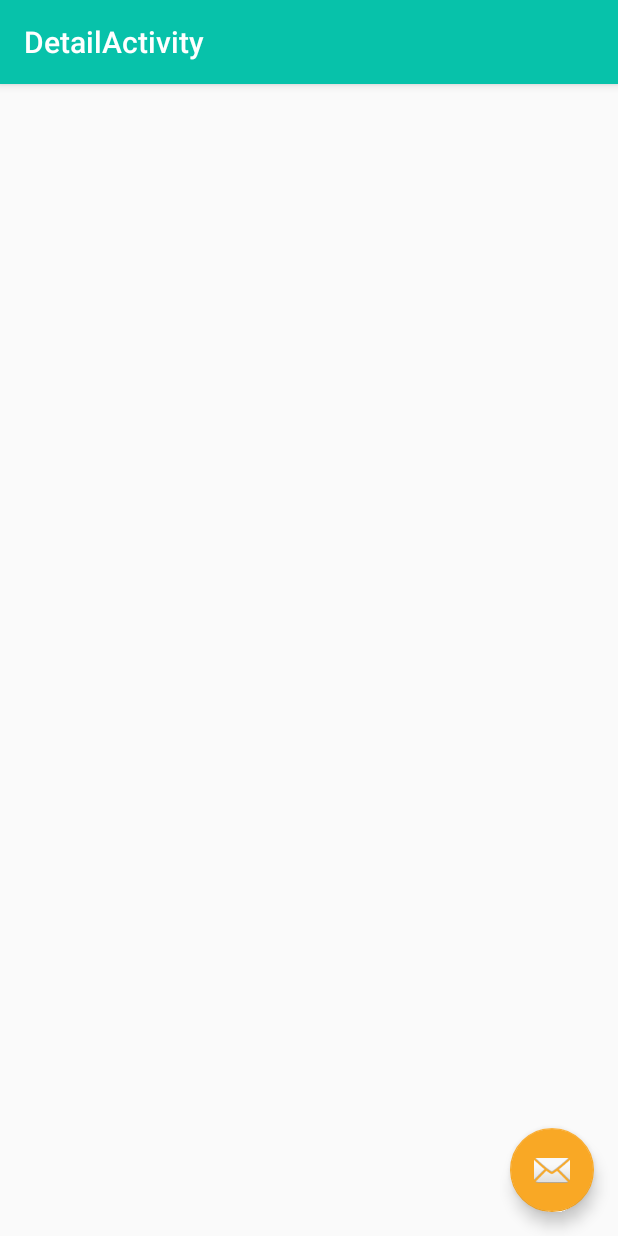
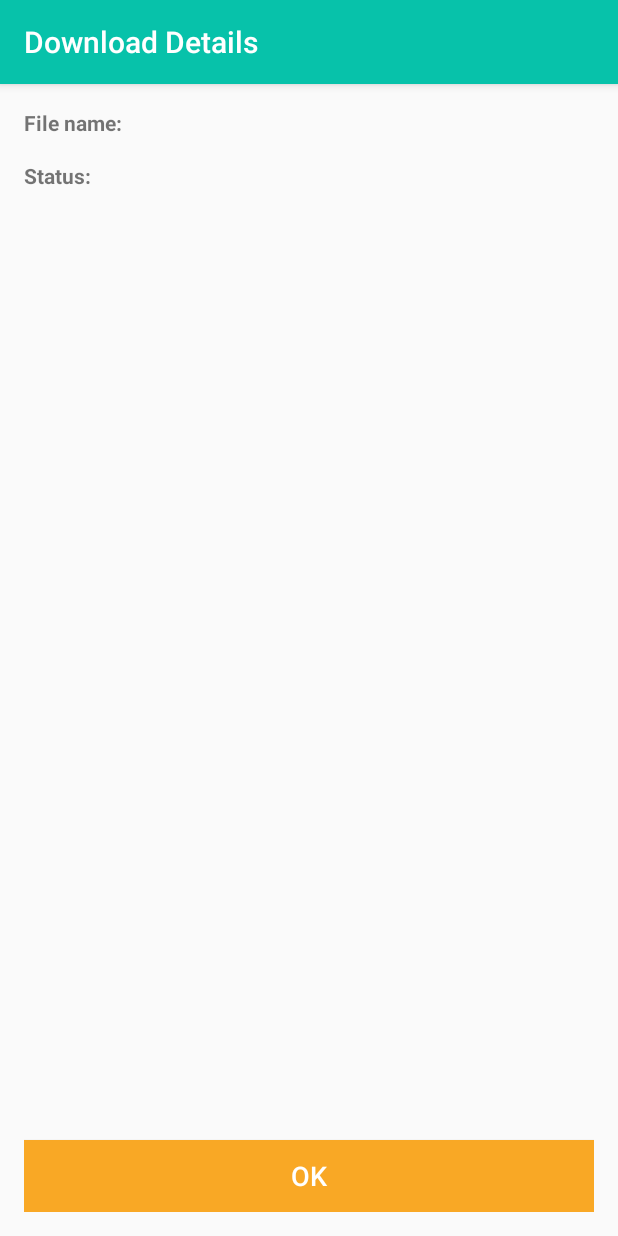
Before and after one commit to 300Ech/nd940-c3-advanced-android-programming-project-starter, an Android app: the DetailActivity screen opened directly, with no data from a screen before it, on a phone screen of 412 x 824 dp. Run offline under Robolectric (Android 15) with nearby library versions, the phone set to English and light mode, and no system bars.

```diff
--- a/app/src/main/java/com/udacity/DetailActivity.kt
+++ b/app/src/main/java/com/udacity/DetailActivity.kt
@@ -3,6 +3,7 @@ package com.udacity
 import android.os.Bundle
 import androidx.appcompat.app.AppCompatActivity
 import kotlinx.android.synthetic.main.activity_detail.*
+import kotlinx.android.synthetic.main.content_detail.*
 
 class DetailActivity : AppCompatActivity() {
 
@@ -10,6 +11,21 @@ class DetailActivity : AppCompatActivity() {
         super.onCreate(savedInstanceState)
         setContentView(R.layout.activity_detail)
         setSupportActionBar(toolbar)
+
+        title = getString(R.string.title_activity_detail)
+
+        filename.text = intent.getStringExtra(FILE_NAME_KEY)
+        status.text = intent.getStringExtra(STATUS_KEY)
+
+        ok.setOnClickListener { close() }
     }
 
+    private fun close() {
+        finish()
+    }
+
+    companion object {
+        const val STATUS_KEY = "STATUS_KEY"
+        const val FILE_NAME_KEY = "FILE_NAME_KEY"
+    }
 }
--- a/app/src/main/res/layout/activity_detail.xml
+++ b/app/src/main/res/layout/activity_detail.xml
@@ -22,12 +22,4 @@
 
     <include layout="@layout/content_detail" />
 
-    <com.google.android.material.floatingactionbutton.FloatingActionButton
-        android:id="@+id/fab"
-        android:layout_width="wrap_content"
-        android:layout_height="wrap_content"
-        android:layout_gravity="bottom|end"
-        android:layout_margin="@dimen/fab_margin"
-        app:srcCompat="@android:drawable/ic_dialog_email" />
-
 </androidx.coordinatorlayout.widget.CoordinatorLayout>
--- a/app/src/main/res/layout/content_detail.xml
+++ b/app/src/main/res/layout/content_detail.xml
@@ -4,8 +4,60 @@
     xmlns:tools="http://schemas.android.com/tools"
     android:layout_width="match_parent"
     android:layout_height="match_parent"
+    android:padding="@dimen/common_margin"
     app:layout_behavior="@string/appbar_scrolling_view_behavior"
     tools:context=".DetailActivity"
     tools:showIn="@layout/activity_detail">
 
+    <TextView
+        android:id="@+id/filenameLabel"
+        android:layout_width="wrap_content"
+        android:layout_height="wrap_content"
+        android:paddingBottom="@dimen/common_margin"
+        android:text="@string/file_name"
+        android:textStyle="bold"
+        app:layout_constraintStart_toStartOf="parent"
+        app:layout_constraintTop_toTopOf="parent" />
+
+    <TextView
+        android:id="@+id/filename"
+        android:layout_width="0dp"
+        android:layout_height="wrap_content"
+        android:layout_marginStart="@dimen/common_margin"
+        android:ellipsize="end"
+        android:maxLines="3"
+        app:layout_constraintEnd_toEndOf="parent"
+        app:layout_constraintStart_toEndOf="@id/filenameLabel"
+        app:layout_constraintTop_toTopOf="parent"
+        tools:text="Glide - Image Loading Library by BumpTech Glide - Image Loading Library by BumpTech Glide - Image Loading Library by BumpTech" />
+
+    <TextView
+        android:id="@+id/statusLabel"
+        android:layout_width="wrap_content"
+        android:layout_height="wrap_content"
+        android:layout_marginTop="@dimen/common_margin"
+        android:text="@string/status"
+        android:textStyle="bold"
+        app:layout_constraintStart_toStartOf="parent"
+        app:layout_constraintTop_toBottomOf="@id/filename" />
+
+    <TextView
+        android:id="@+id/status"
+        android:layout_width="0dp"
+        android:layout_height="wrap_content"
+        app:layout_constraintEnd_toEndOf="parent"
+        app:layout_constraintStart_toStartOf="@id/filename"
+        app:layout_constraintTop_toTopOf="@id/statusLabel"
+        tools:text="Success" />
+
+    <Button
+        android:id="@+id/ok"
+        style="@style/default_button_style"
+        android:layout_width="0dp"
+        android:layout_height="wrap_content"
+        android:text="@string/ok"
+        app:layout_constraintBottom_toBottomOf="parent"
+        app:layout_constraintEnd_toEndOf="parent"
+        app:layout_constraintStart_toStartOf="parent" />
+
 </androidx.constraintlayout.widget.ConstraintLayout>
--- a/app/src/main/res/layout/content_main.xml
+++ b/app/src/main/res/layout/content_main.xml
@@ -15,7 +15,7 @@
         android:layout_width="0dp"
         android:layout_height="96dp"
         android:layout_marginTop="@dimen/common_margin"
-        android:contentDescription="Cloud icon"
+        android:contentDescription="@string/cloud_icon"
         android:src="@drawable/ic_cloud"
         app:layout_constraintEnd_toEndOf="parent"
         app:layout_constraintStart_toStartOf="parent"
--- a/app/src/main/res/values/strings.xml
+++ b/app/src/main/res/values/strings.xml
@@ -3,14 +3,14 @@
     <string name="app_description">Download files from Internet</string>
     <string name="action_settings">Settings</string>
 
-
     <string name="notification_title">Udacity: Android Kotlin Nanodegree </string>
-    <string name="notification_description">The Project 3 repository is downloaded</string>
-    <string name="notification_button">See changes</string>
+    <string name="app_notification_channel_name" translatable="true">@string/app_name</string>
+    <string name="app_notification_channel_id" translatable="false">app_channel</string>
+    <string name="check_the_status">Check the status</string>
 
     <string name="button_name">Click me</string>
     <string name="button_loading">We are loading </string>
-    <string name="title_activity_detail">DetailActivity</string>
+    <string name="title_activity_detail">Download Details</string>
     <string name="glide">Glide</string>
     <string name="load_app">Load app</string>
     <string name="retrofit">Retrofit</string>
@@ -20,4 +20,9 @@
 
     <string name="download_successful_message">The file %s for %s has been downloaded.</string>
     <string name="download_failed_message">The file %s for %s was not found.</string>
+    <string name="file_name">File name:</string>
+    <string name="status">Status:</string>
+    <string name="success">Success</string>
+    <string name="ok">OK</string>
+    <string name="cloud_icon">Cloud icon</string>
 </resources>
--- a/app/src/main/res/values/styles.xml
+++ b/app/src/main/res/values/styles.xml
@@ -23,4 +23,10 @@
         <item name="android:layout_margin">@dimen/common_margin</item>
     </style>
 
+    <style name="default_button_style">
+        <item name="android:background">@color/colorAccent</item>
+        <item name="android:textColor">@color/white</item>
+        <item name="android:textSize">18sp</item>
+    </style>
+
 </resources>
```
Also changed, not shown: app/src/main/java/com/udacity/MainActivity.kt (+49 -6 lines), app/src/main/java/com/udacity/util/NotificationUtils.kt (added, +52 -0 lines).
